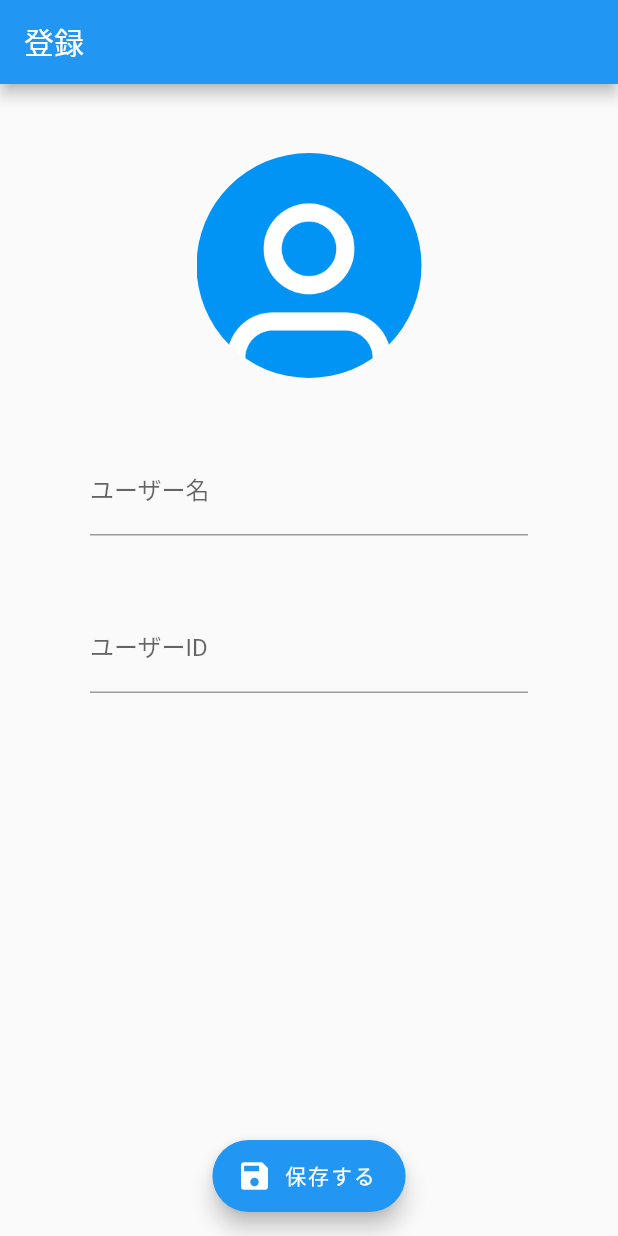
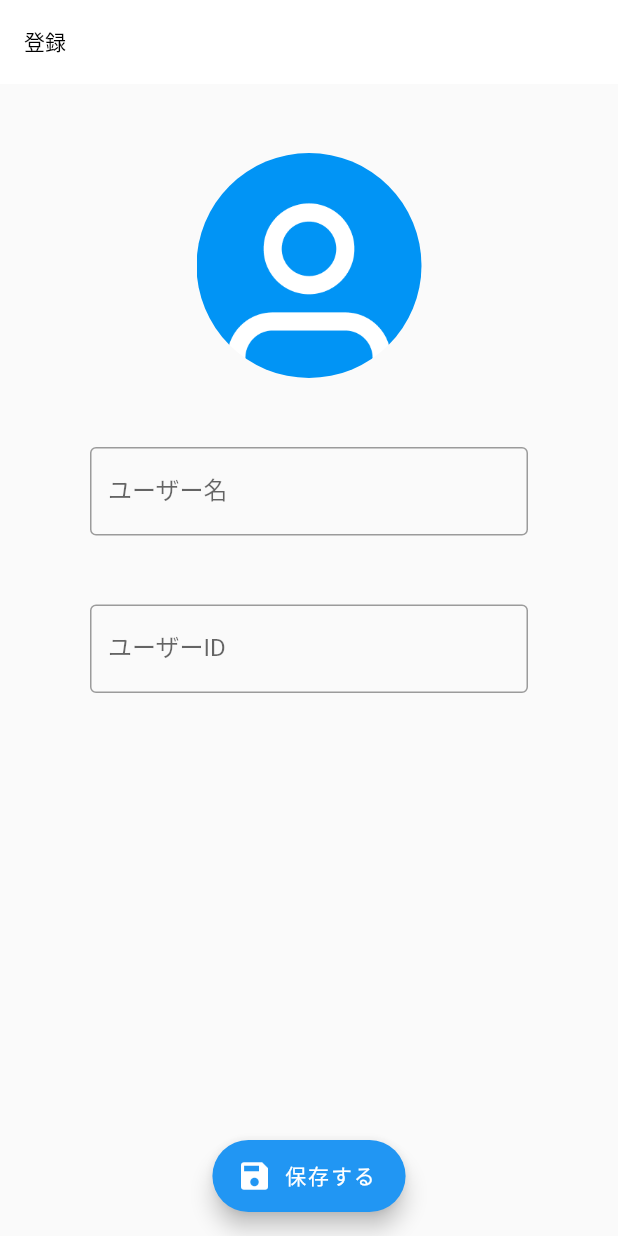
Before and after one commit to dshukertjr/chat, a Flutter app: the screen it shows after launch, on a phone screen of 412 x 824 dp. Run offline on Flutter 3.47's test engine with Material 2 defaults, Android fonts, the phone set to English and light mode, and no system bars.

```diff
--- a/lib/main.dart
+++ b/lib/main.dart
@@ -11,6 +11,18 @@ class MyApp extends StatelessWidget {
     return MaterialApp(
       title: 'Flutter Demo',
       theme: ThemeData(
+        appBarTheme: const AppBarTheme(
+          color: Colors.white,
+          textTheme: TextTheme(
+            headline6: TextStyle(
+              color: Colors.black,
+            ),
+          ),
+          elevation: 0,
+        ),
+        inputDecorationTheme: const InputDecorationTheme(
+          border: OutlineInputBorder(),
+        ),
         primarySwatch: Colors.blue,
         visualDensity: VisualDensity.adaptivePlatformDensity,
       ),
```
